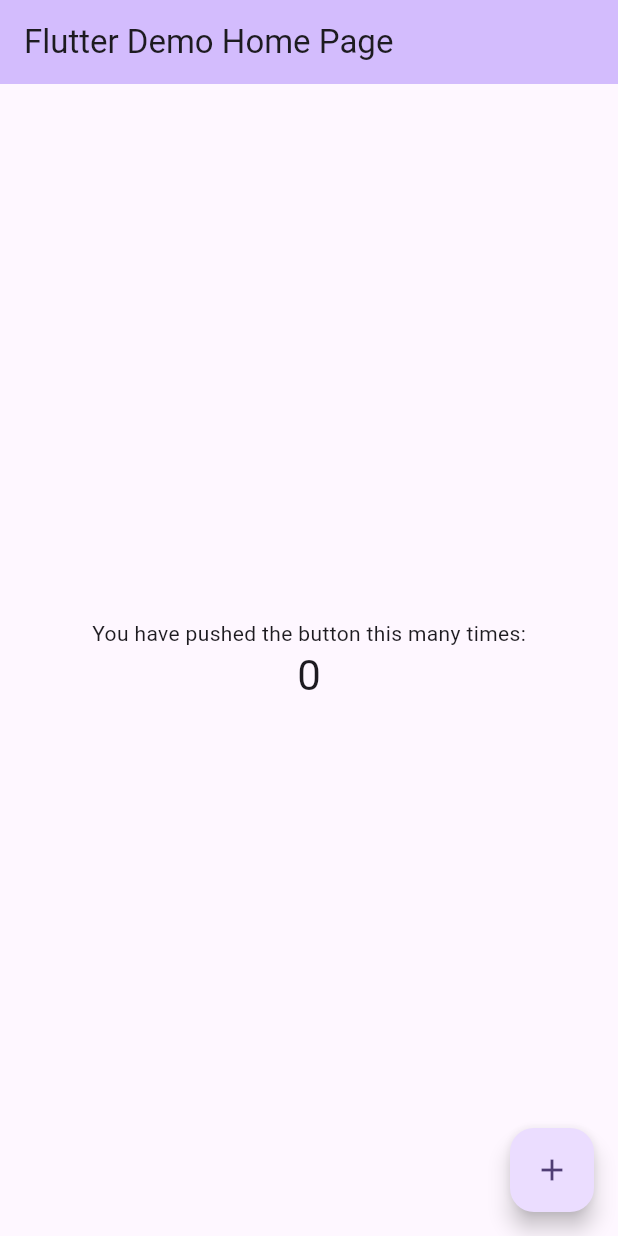
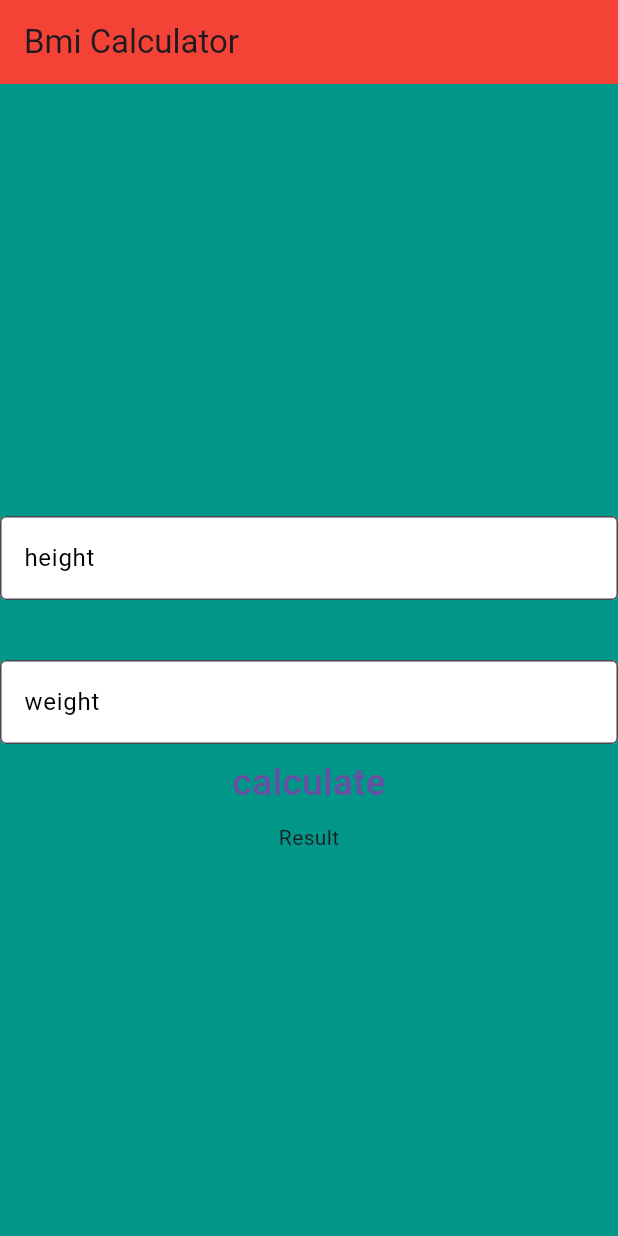
Before and after one commit to Meevalanejose/project3, a Flutter app: the screen it shows after launch, on a phone screen of 412 x 824 dp. Run offline on Flutter 3.47's test engine with Material 3 defaults, Android fonts, the phone set to English and light mode, and no system bars.

```diff
--- /dev/null
+++ b/lib/bmicalc.dart
@@ -0,0 +1,53 @@
+import 'package:flutter/material.dart';
+
+class BmiCalculator extends StatefulWidget {
+  const BmiCalculator({Key? key}) : super(key: key);
+
+  @override
+  State<BmiCalculator> createState() => _BmiCalculatorState();
+}
+
+class _BmiCalculatorState extends State<BmiCalculator> {
+  TextEditingController height=TextEditingController();
+  TextEditingController weight=TextEditingController();
+  double h_value=0;
+  double w_value=0;
+  double result=0;
+  void calculate(){
+    h_value=double.parse(height.text)/100;
+    w_value=double.parse(weight.text);
+    result=w_value/(h_value*h_value);
+    print(result);
+  }
+
+  @override
+  Widget build(BuildContext context) {
+    return Scaffold(
+      appBar: AppBar(
+        backgroundColor: Colors.red,
+          title: Text('Bmi Calculator'),),
+      backgroundColor: Colors.teal,
+      body: Column(mainAxisAlignment: MainAxisAlignment.center, children: [
+      const Padding(
+      padding: EdgeInsets.symmetric(horizontal: 8, vertical: 16),),
+        TextField(
+          controller: height,
+      decoration: InputDecoration(filled: true,
+      fillColor: Colors.white,
+      border: OutlineInputBorder(),
+      hintText: 'height',hintStyle: TextStyle(color: Colors.black)
+        ),),
+        SizedBox(height: 40),
+        TextField(
+          controller: weight,
+    decoration: InputDecoration(filled: true,
+    fillColor: Colors.white,
+    border: OutlineInputBorder(),
+    hintText: 'weight',hintStyle: TextStyle(color: Colors.black)
+        ),),
+        TextButton(onPressed: (){calculate();}, child: Text('calculate',style: TextStyle(fontSize: 25),)),
+        Text('Result')
+      ],),
+    );
+  }
+}
--- a/lib/main.dart
+++ b/lib/main.dart
@@ -1,125 +1,5 @@
 import 'package:flutter/material.dart';
-
-void main() {
-  runApp(const MyApp());
+import 'package:project3/bmicalc.dart';
+void main(){
+  runApp(MaterialApp(home: BmiCalculator(),));
 }
-
-class MyApp extends StatelessWidget {
-  const MyApp({super.key});
-
-  // This widget is the root of your application.
-  @override
-  Widget build(BuildContext context) {
-    return MaterialApp(
-      title: 'Flutter Demo',
-      theme: ThemeData(
-        // This is the theme of your application.
-        //
-        // TRY THIS: Try running your application with "flutter run". You'll see
-        // the application has a purple toolbar. Then, without quitting the app,
-        // try changing the seedColor in the colorScheme below to Colors.green
-        // and then invoke "hot reload" (save your changes or press the "hot
-        // reload" button in a Flutter-supported IDE, or press "r" if you used
-        // the command line to start the app).
-        //
-        // Notice that the counter didn't reset back to zero; the application
-        // state is not lost during the reload. To reset the state, use hot
-        // restart instead.
-        //
-        // This works for code too, not just values: Most code changes can be
-        // tested with just a hot reload.
-        colorScheme: ColorScheme.fromSeed(seedColor: Colors.deepPurple),
-        useMaterial3: true,
-      ),
-      home: const MyHomePage(title: 'Flutter Demo Home Page'),
-    );
-  }
-}
-
-class MyHomePage extends StatefulWidget {
-  const MyHomePage({super.key, required this.title});
-
-  // This widget is the home page of your application. It is stateful, meaning
-  // that it has a State object (defined below) that contains fields that affect
-  // how it looks.
-
-  // This class is the configuration for the state. It holds the values (in this
-  // case the title) provided by the parent (in this case the App widget) and
-  // used by the build method of the State. Fields in a Widget subclass are
-  // always marked "final".
-
-  final String title;
-
-  @override
-  State<MyHomePage> createState() => _MyHomePageState();
-}
-
-class _MyHomePageState extends State<MyHomePage> {
-  int _counter = 0;
-
-  void _incrementCounter() {
-    setState(() {
-      // This call to setState tells the Flutter framework that something has
-      // changed in this State, which causes it to rerun the build method below
-      // so that the display can reflect the updated values. If we changed
-      // _counter without calling setState(), then the build method would not be
-      // called again, and so nothing would appear to happen.
-      _counter++;
-    });
-  }
-
-  @override
-  Widget build(BuildContext context) {
-    // This method is rerun every time setState is called, for instance as done
-    // by the _incrementCounter method above.
-    //
-    // The Flutter framework has been optimized to make rerunning build methods
-    // fast, so that you can just rebuild anything that needs updating rather
-    // than having to individually change instances of widgets.
-    return Scaffold(
-      appBar: AppBar(
-        // TRY THIS: Try changing the color here to a specific color (to
-        // Colors.amber, perhaps?) and trigger a hot reload to see the AppBar
-        // change color while the other colors stay the same.
-        backgroundColor: Theme.of(context).colorScheme.inversePrimary,
-        // Here we take the value from the MyHomePage object that was created by
-        // the App.build method, and use it to set our appbar title.
-        title: Text(widget.title),
-      ),
-      body: Center(
-        // Center is a layout widget. It takes a single child and positions it
-        // in the middle of the parent.
-        child: Column(
-          // Column is also a layout widget. It takes a list of children and
-          // arranges them vertically. By default, it sizes itself to fit its
-          // children horizontally, and tries to be as tall as its parent.
-          //
-          // Column has various properties to control how it sizes itself and
-          // how it positions its children. Here we use mainAxisAlignment to
-          // center the children vertically; the main axis here is the vertical
-          // axis because Columns are vertical (the cross axis would be
-          // horizontal).
-          //
-          // TRY THIS: Invoke "debug painting" (choose the "Toggle Debug Paint"
-          // action in the IDE, or press "p" in the console), to see the
-          // wireframe for each widget.
-          mainAxisAlignment: MainAxisAlignment.center,
-          children: <Widget>[
-            const Text(
-              'You have pushed the button this many times:',
-            ),
-            Text(
-              '$_counter',
-              style: Theme.of(context).textTheme.headlineMedium,
-            ),
-          ],
-        ),
-      ),
-      floatingActionButton: FloatingActionButton(
-        onPressed: _incrementCounter,
-        tooltip: 'Increment',
-        child: const Icon(Icons.add),
-      ), // This trailing comma makes auto-formatting nicer for build methods.
-    );
-  }
-}
```
